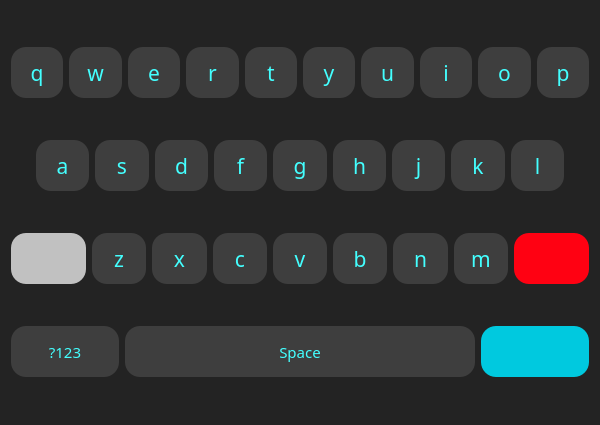
This is UI Files/AlphabetWindow.ui in K-A-B-I-L-A-N/Smart-BMI as Qt 5 draws it before an edit. The edited form follows.
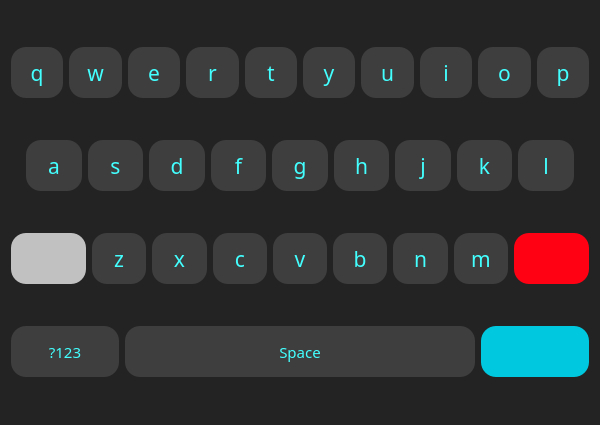
This is the edited form. Icons and pictures are not drawn.

Commit message: Finished and tested keyboard ui's in vk_test.py

What changed in the file:
```diff
--- a/UI Files/AlphabetWindow.ui
+++ b/UI Files/AlphabetWindow.ui
@@ -407,10 +407,10 @@
    <item>
     <layout class="QHBoxLayout" name="horizontalLayout_3">
      <property name="leftMargin">
-      <number>25</number>
+      <number>15</number>
      </property>
      <property name="rightMargin">
-      <number>25</number>
+      <number>15</number>
      </property>
      <item>
       <widget class="QPushButton" name="a_bt">
```
The commit also changes 6 other files.
